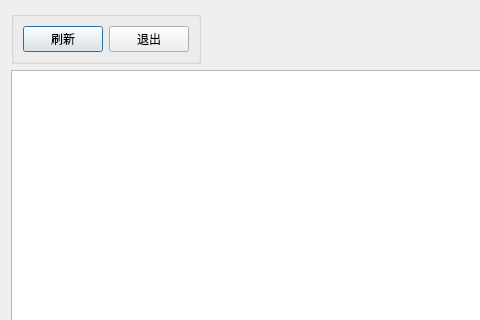
unit-xx/xfiles, file dev/easytrader/stockqueryui.ui: the form before one commit; both pictures show x 0 to 480 and y 0 to 320 of the 977 by 486 pixel window.
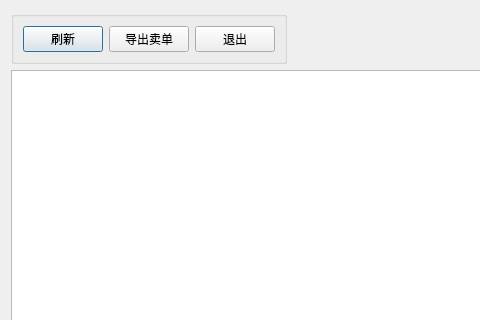
The form after the commit.

```diff
--- a/dev/easytrader/stockqueryui.ui
+++ b/dev/easytrader/stockqueryui.ui
@@ -16,7 +16,7 @@
   <property name="sizeGripEnabled">
    <bool>false</bool>
   </property>
-  <layout class="QGridLayout" name="gridLayout">
+  <layout class="QGridLayout" name="gridLayout_2">
    <item row="0" column="0">
     <widget class="QGroupBox" name="groupBox">
      <property name="sizePolicy">
@@ -28,7 +28,7 @@
      <property name="title">
       <string/>
      </property>
-     <layout class="QFormLayout" name="formLayout">
+     <layout class="QGridLayout" name="gridLayout">
       <item row="0" column="0">
        <widget class="QPushButton" name="refresh">
         <property name="text">
@@ -37,6 +37,13 @@
        </widget>
       </item>
       <item row="0" column="1">
+       <widget class="QPushButton" name="exportsellbtn">
+        <property name="text">
+         <string>导出卖单</string>
+        </property>
+       </widget>
+      </item>
+      <item row="0" column="2">
        <widget class="QPushButton" name="quit">
         <property name="text">
          <string>退出</string>
```
